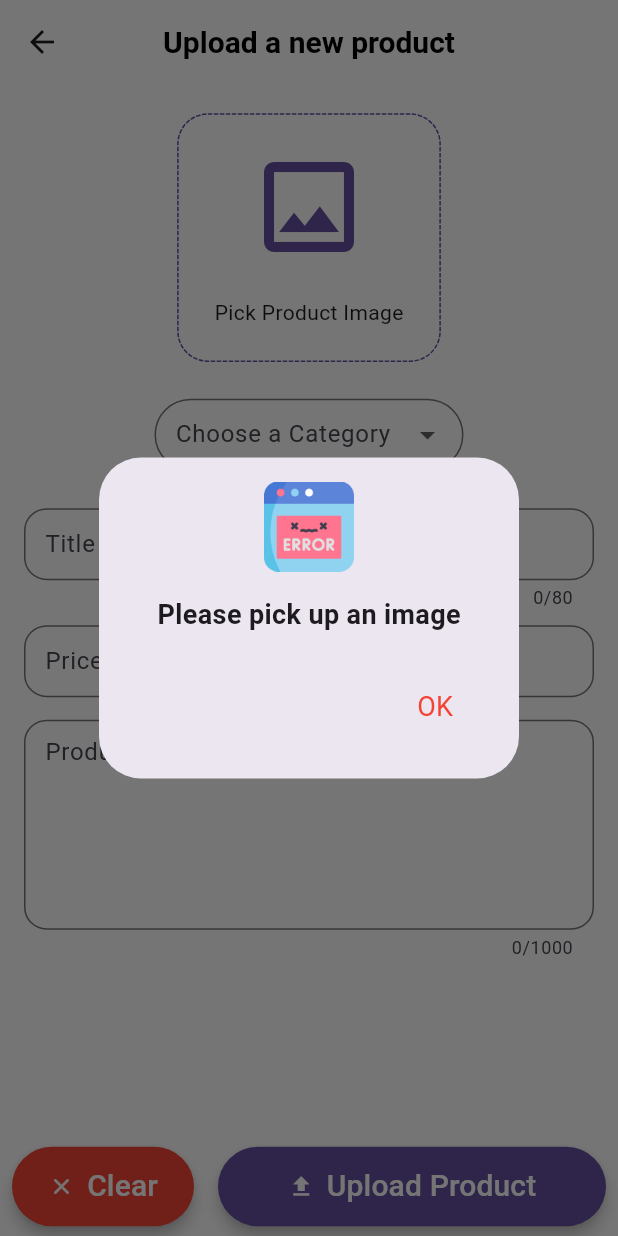
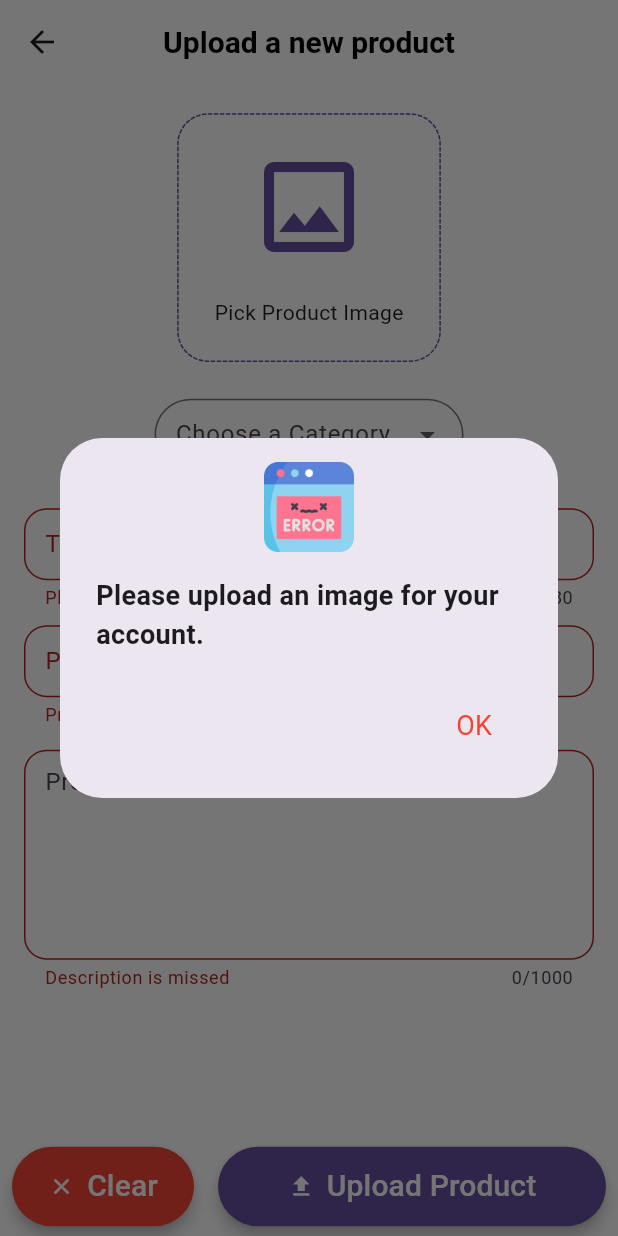
Before and after one commit to KiarashKiani79/ShopSmart_Admin, a Flutter app: the EditOrUploadProductScreen screen opened by its route, after a tap on "Upload Product", on a phone screen of 412 x 824 dp. Run offline on Flutter 3.47's test engine with Material 2 defaults, Android fonts, the phone set to English and light mode, and no system bars; drawn by our look-alikes of dotted_border; our stand-ins replace cloud_firestore, fancy_shimmer_image, firebase_core, firebase_storage, flutter_iconly, fluttertoast and 3 more; missing offline and left inert: dynamic_height_grid_view; accounts and stored records are empty.

Commit message:
Upload Product to the Firebase

```diff
--- a/lib/main.dart
+++ b/lib/main.dart
@@ -1,3 +1,4 @@
+import 'package:firebase_core/firebase_core.dart';
 import 'package:flutter/material.dart';
 import 'package:flutter/services.dart';
 import 'package:provider/provider.dart';
@@ -23,6 +24,29 @@
 
   @override
   Widget build(BuildContext context) {
+    return FutureBuilder<FirebaseApp>(
+        future: Firebase.initializeApp(),
+        builder: (context, snapshot) {
+          if (snapshot.connectionState == ConnectionState.waiting) {
+            return const MaterialApp(
+              home: Scaffold(
+                body: Center(
+                  child: CircularProgressIndicator(),
+                ),
+              ),
+              debugShowCheckedModeBanner: false,
+            );
+          }
+          if (snapshot.hasError) {
+            return MaterialApp(
+              home: Scaffold(
+                body: Center(
+                  child: SelectableText(snapshot.error.toString()),
+                ),
+              ),
+              debugShowCheckedModeBanner: false,
+            );
+          }
           return MultiProvider(
             providers: [
               ChangeNotifierProvider(create: (_) {
@@ -32,14 +56,18 @@
                 return ProductsProvider();
               }),
             ],
-      child: Consumer<ThemeProvider>(builder: (context, themeProvider, child) {
+            child: Consumer<ThemeProvider>(
+                builder: (context, themeProvider, child) {
               return MaterialApp(
                 debugShowCheckedModeBanner: false,
                 title: 'Shop Smart Admin',
                 theme: Styles.themeData(
-              isDarkTheme: themeProvider.getIsDarkTheme, context: context),
+                    isDarkTheme: themeProvider.getIsDarkTheme,
+                    context: context),
                 home: const DashboardScreen(),
                 routes: {
+                  DashboardScreen.routeName: (context) =>
+                      const DashboardScreen(),
                   OrdersScreen.routeName: (context) => const OrdersScreen(),
                   SearchScreen.routeName: (context) => const SearchScreen(),
                   EditOrUploadProductScreen.routeName: (context) =>
@@ -48,5 +76,6 @@
               );
             }),
           );
+        });
   }
 }
--- a/lib/models/product_model.dart
+++ b/lib/models/product_model.dart
@@ -1,3 +1,4 @@
+import 'package:cloud_firestore/cloud_firestore.dart';
 import 'package:flutter/material.dart';
 
 class ProductModel with ChangeNotifier {
@@ -8,6 +9,7 @@
       productDescription,
       productImage,
       productQuantity;
+  Timestamp? createdAt;
 
   ProductModel({
     required this.productId,
@@ -17,5 +19,6 @@
     required this.productDescription,
     required this.productImage,
     required this.productQuantity,
+    this.createdAt,
   });
 }
--- a/lib/screens/inner_screen/orders/edit_upload_product_form/edit_upload_product_form.dart
+++ b/lib/screens/inner_screen/orders/edit_upload_product_form/edit_upload_product_form.dart
@@ -1,10 +1,16 @@
 import 'dart:io';
 
+import 'package:cloud_firestore/cloud_firestore.dart';
 import 'package:dotted_border/dotted_border.dart';
+import 'package:firebase_storage/firebase_storage.dart';
 import 'package:flutter/material.dart';
+import 'package:fluttertoast/fluttertoast.dart';
 import 'package:image_picker/image_picker.dart';
 import 'package:provider/provider.dart';
 import 'package:shopsmart_admin/consts/theme_data.dart';
+import 'package:shopsmart_admin/screens/dashboard_screen.dart';
+import 'package:shopsmart_admin/screens/loading_manager.dart';
+import 'package:uuid/uuid.dart';
 import '../../../../providers/theme_provider.dart';
 import '/consts/app_constants.dart';
 import '/models/product_model.dart';
@@ -31,8 +37,10 @@
       _descriptionController,
       _quantityController;
   String? _categoryValue;
+  String? productNetworkImage;
+  String? productImageUrl;
   bool isEditing = false;
-  String? productNetworkImage;
+  bool isLoading = false;
   @override
   void initState() {
     if (widget.productModel != null) {
@@ -77,18 +85,58 @@
   }
 
   Future<void> _uploadProduct() async {
+    final isValid = _formKey.currentState!.validate();
+    FocusScope.of(context).unfocus();
+
     if (_pickedImage == null) {
       MyAppFunctions.showErrorOrWarningDialog(
           context: context,
-        subtitle: "Please pick up an image",
-        fct: () {},
-      );
-
+          subtitle: "Please upload an image for your account.",
+          fct: () {});
       return;
     }
-    final isValid = _formKey.currentState!.validate();
-    FocusScope.of(context).unfocus();
-    if (isValid) {}
+
+    if (isValid) {
+      try {
+        setState(() {
+          isLoading = true;
+        });
+        final newProductId = const Uuid().v4();
+        final ref = FirebaseStorage.instance
+            .ref()
+            .child("productsImages")
+            .child("${'${_titleController.text}/$newProductId'}.jpg");
+        await ref.putFile(File(_pickedImage!.path));
+        productImageUrl = await ref.getDownloadURL();
+        await FirebaseFirestore.instance
+            .collection("products")
+            .doc(newProductId)
+            .set({
+          'productId': newProductId,
+          'productTitle': _titleController.text,
+          'productPrice': _priceController.text,
+          'productCategory': _categoryValue,
+          'productDescription': _descriptionController.text,
+          'productImage': productImageUrl,
+          'productQuantity': _quantityController.text,
+          'createdAt': Timestamp.now(),
+        });
+        Fluttertoast.showToast(
+          msg: "Product uploaded successfully!",
+          backgroundColor: Colors.blue,
+        );
+        if (!mounted) return;
+        Navigator.pushReplacementNamed(context, DashboardScreen.routeName);
+      } on FirebaseException catch (error) {
+        await MyAppFunctions.showErrorOrWarningDialog(
+            context: context, subtitle: error.message.toString(), fct: () {});
+      } catch (error) {
+        await MyAppFunctions.showErrorOrWarningDialog(
+            context: context, subtitle: error.toString(), fct: () {});
+      } finally {
+        isLoading = false;
+      }
+    }
   }
 
   Future<void> _editProduct() async {
@@ -129,7 +177,9 @@
   Widget build(BuildContext context) {
     final size = MediaQuery.of(context).size;
     final themeProvider = Provider.of<ThemeProvider>(context);
-    return GestureDetector(
+    return LoadingManager(
+      isLoading: isLoading,
+      child: GestureDetector(
         onTap: () {
           FocusScope.of(context).unfocus();
         },
@@ -267,6 +317,7 @@
             ),
           ),
         ),
+      ),
     );
   }
 
--- /dev/null
+++ b/lib/screens/loading_manager.dart
@@ -0,0 +1,25 @@
+import 'package:flutter/material.dart';
+
+class LoadingManager extends StatelessWidget {
+  const LoadingManager(
+      {super.key, required this.child, required this.isLoading});
+
+  final Widget child;
+  final bool isLoading;
+
+  @override
+  Widget build(BuildContext context) {
+    return Stack(
+      children: [
+        child,
+        if (isLoading)
+          Container(
+            color: Colors.black.withOpacity(0.5),
+            child: const Center(
+              child: CircularProgressIndicator(),
+            ),
+          ),
+      ],
+    );
+  }
+}
```
Also changed, not shown: pubspec.yaml (+1 -7 lines), pubspec.lock. Lines whose indentation alone changed are shown as unchanged.
